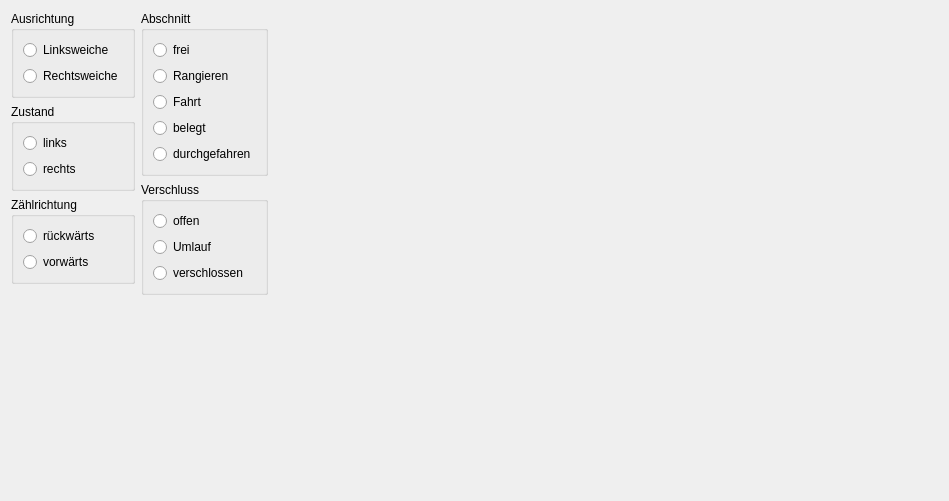
Before: the Qt Designer form MRW-WidgetStudy/switchstudy.ui in stmork/mrw-track-control-ng, drawn with Qt 5.
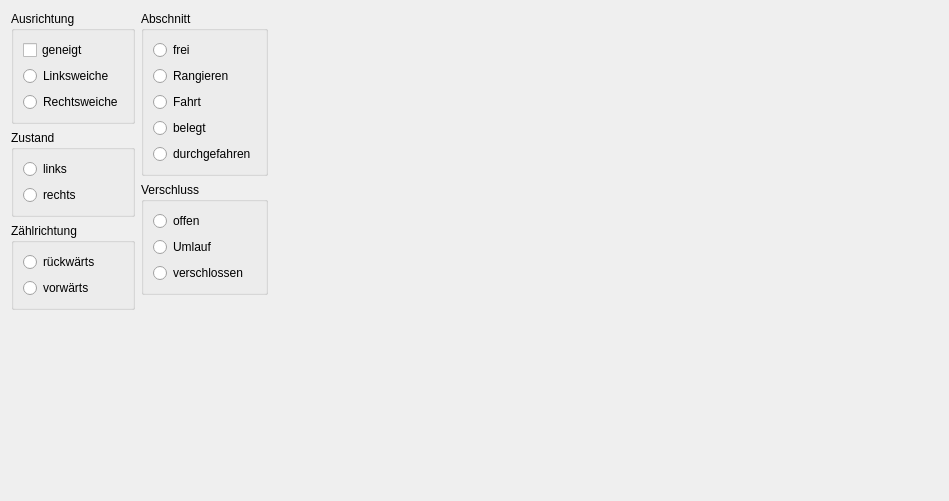
After: the same form once the commit is applied. Custom widgets are drawn as their Qt base class.

The edit to the form file:
```diff
--- a/MRW-WidgetStudy/switchstudy.ui
+++ b/MRW-WidgetStudy/switchstudy.ui
@@ -22,6 +22,13 @@
         <string>Ausrichtung</string>
        </property>
        <layout class="QVBoxLayout" name="verticalLayout">
+        <item>
+         <widget class="QCheckBox" name="inclinedBox">
+          <property name="text">
+           <string>geneigt</string>
+          </property>
+         </widget>
+        </item>
         <item>
          <widget class="QRadioButton" name="leftHandedButton">
           <property name="text">
```
